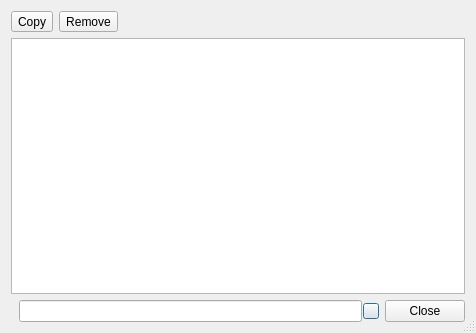
Before: the Qt Designer form retroshare-gui/src/gui/im_history/ImHistoryBrowser.ui in RetroShare/RetroShare, drawn with Qt 5.
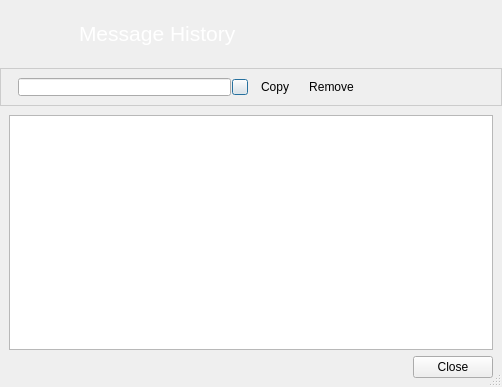
After: the same form once the commit is applied. Icons and pictures are not drawn.

Commit message: improved the History Browser layout design

```diff
--- a/retroshare-gui/src/gui/im_history/ImHistoryBrowser.ui
+++ b/retroshare-gui/src/gui/im_history/ImHistoryBrowser.ui
@@ -6,8 +6,8 @@
    <rect>
     <x>0</x>
     <y>0</y>
-    <width>476</width>
-    <height>333</height>
+    <width>502</width>
+    <height>387</height>
    </rect>
   </property>
   <property name="windowTitle">
@@ -20,12 +20,105 @@
   <property name="sizeGripEnabled">
    <bool>true</bool>
   </property>
+  <layout class="QGridLayout" name="gridLayout_4">
+   <property name="margin">
+    <number>0</number>
+   </property>
+   <property name="spacing">
+    <number>0</number>
+   </property>
+   <item row="0" column="0">
+    <widget class="QFrame" name="frame_2">
+     <property name="styleSheet">
+      <string notr="true">QFrame#frame_2{background-image: url(:/images/connect/connectFriendBanner.png)}</string>
+     </property>
+     <property name="frameShape">
+      <enum>QFrame::NoFrame</enum>
+     </property>
+     <property name="frameShadow">
+      <enum>QFrame::Plain</enum>
+     </property>
+     <property name="lineWidth">
+      <number>1</number>
+     </property>
+     <layout class="QGridLayout" name="gridLayout_3">
+      <property name="leftMargin">
+       <number>6</number>
+      </property>
+      <property name="topMargin">
+       <number>2</number>
+      </property>
+      <property name="rightMargin">
+       <number>2</number>
+      </property>
+      <property name="bottomMargin">
+       <number>2</number>
+      </property>
+      <property name="horizontalSpacing">
+       <number>9</number>
+      </property>
+      <property name="verticalSpacing">
+       <number>6</number>
+      </property>
+      <item row="0" column="0">
+       <widget class="QLabel" name="label_2">
+        <property name="minimumSize">
+         <size>
+          <width>64</width>
+          <height>64</height>
+         </size>
+        </property>
+        <property name="maximumSize">
+         <size>
+          <width>64</width>
+          <height>64</height>
+         </size>
+        </property>
+        <property name="text">
+         <string/>
+        </property>
+        <property name="pixmap">
+         <pixmap resource="../images.qrc">:/images/user/agt_forum64.png</pixmap>
+        </property>
+       </widget>
+      </item>
+      <item row="0" column="1">
+       <widget class="QLabel" name="label_3">
+        <property name="text">
+         <string>&lt;!DOCTYPE HTML PUBLIC &quot;-//W3C//DTD HTML 4.0//EN&quot; &quot;http://www.w3.org/TR/REC-html40/strict.dtd&quot;&gt;
+&lt;html&gt;&lt;head&gt;&lt;meta name=&quot;qrichtext&quot; content=&quot;1&quot; /&gt;&lt;style type=&quot;text/css&quot;&gt;
+p, li { white-space: pre-wrap; }
+&lt;/style&gt;&lt;/head&gt;&lt;body style=&quot; font-family:'MS Shell Dlg 2'; font-size:8.25pt; font-weight:400; font-style:normal;&quot;&gt;
+&lt;p style=&quot; margin-top:0px; margin-bottom:0px; margin-left:0px; margin-right:0px; -qt-block-indent:0; text-indent:0px;&quot;&gt;&lt;span style=&quot; font-size:16pt; color:#ffffff;&quot;&gt;Message History&lt;/span&gt;&lt;/p&gt;&lt;/body&gt;&lt;/html&gt;</string>
+        </property>
+       </widget>
+      </item>
+     </layout>
+    </widget>
+   </item>
+   <item row="1" column="0">
+    <widget class="QFrame" name="frame">
+     <property name="maximumSize">
+      <size>
+       <width>16777215</width>
+       <height>38</height>
+      </size>
+     </property>
+     <property name="styleSheet">
+      <string notr="true">QFrame#frame{ 
+background-color: qlineargradient(x1:0, y1:0, x2:0, y2:1,
+stop:0 #FEFEFE, stop:1 #E8E8E8);
+
+border: 1px solid #CCCCCC;}</string>
+     </property>
+     <property name="frameShape">
+      <enum>QFrame::StyledPanel</enum>
+     </property>
+     <property name="frameShadow">
+      <enum>QFrame::Raised</enum>
+     </property>
   <layout class="QGridLayout" name="gridLayout">
    <item row="0" column="0">
-    <layout class="QGridLayout" name="mainLayout">
-     <item row="7" column="0">
-      <layout class="QHBoxLayout" name="bottomLine">
-       <item>
         <layout class="QHBoxLayout" name="filterLayout">
          <property name="spacing">
           <number>1</number>
@@ -82,32 +175,7 @@
          </item>
         </layout>
        </item>
-       <item>
-        <widget class="QDialogButtonBox" name="buttonBox">
-         <property name="sizePolicy">
-          <sizepolicy hsizetype="Fixed" vsizetype="Fixed">
-           <horstretch>0</horstretch>
-           <verstretch>0</verstretch>
-          </sizepolicy>
-         </property>
-         <property name="standardButtons">
-          <set>QDialogButtonBox::Close</set>
-         </property>
-        </widget>
-       </item>
-      </layout>
-     </item>
-     <item row="6" column="0">
-      <widget class="QListWidget" name="listWidget">
-       <property name="contextMenuPolicy">
-        <enum>Qt::CustomContextMenu</enum>
-       </property>
-       <property name="selectionMode">
-        <enum>QAbstractItemView::ExtendedSelection</enum>
-       </property>
-      </widget>
-     </item>
-     <item row="0" column="0">
+      <item row="0" column="1">
       <layout class="QHBoxLayout" name="horizontalLayout">
        <item>
         <widget class="QToolButton" name="copyButton">
@@ -124,6 +192,9 @@
          <property name="toolButtonStyle">
           <enum>Qt::ToolButtonTextBesideIcon</enum>
          </property>
+          <property name="autoRaise">
+           <bool>true</bool>
+          </property>
         </widget>
        </item>
        <item>
@@ -141,6 +212,9 @@
          <property name="toolButtonStyle">
           <enum>Qt::ToolButtonTextBesideIcon</enum>
          </property>
+          <property name="autoRaise">
+           <bool>true</bool>
+          </property>
         </widget>
        </item>
        <item>
@@ -159,8 +233,59 @@
       </layout>
      </item>
     </layout>
+    </widget>
    </item>
-  </layout>
+   <item row="2" column="0">
+    <layout class="QGridLayout" name="gridLayout_2">
+     <property name="margin">
+      <number>9</number>
+     </property>
+     <item row="0" column="0">
+      <widget class="QListWidget" name="listWidget">
+       <property name="contextMenuPolicy">
+        <enum>Qt::CustomContextMenu</enum>
+       </property>
+       <property name="selectionMode">
+        <enum>QAbstractItemView::ExtendedSelection</enum>
+       </property>
+      </widget>
+     </item>
+     <item row="1" column="0">
+      <layout class="QHBoxLayout" name="horizontalLayout_2">
+       <property name="topMargin">
+        <number>6</number>
+       </property>
+       <item>
+        <spacer name="horizontalSpacer_2">
+         <property name="orientation">
+          <enum>Qt::Horizontal</enum>
+         </property>
+         <property name="sizeHint" stdset="0">
+          <size>
+           <width>404</width>
+           <height>20</height>
+          </size>
+         </property>
+        </spacer>
+       </item>
+       <item>
+        <widget class="QDialogButtonBox" name="buttonBox">
+         <property name="sizePolicy">
+          <sizepolicy hsizetype="Fixed" vsizetype="Fixed">
+           <horstretch>0</horstretch>
+           <verstretch>0</verstretch>
+          </sizepolicy>
+         </property>
+         <property name="standardButtons">
+          <set>QDialogButtonBox::Close</set>
+         </property>
+        </widget>
+       </item>
+      </layout>
+     </item>
+    </layout>
+   </item>
+  </layout>
  </widget>
  <resources/>
  <connections>
```
Left out of the diff: 14 changed lines with no effect on the pictures. Lines whose indentation alone changed are shown as unchanged.
